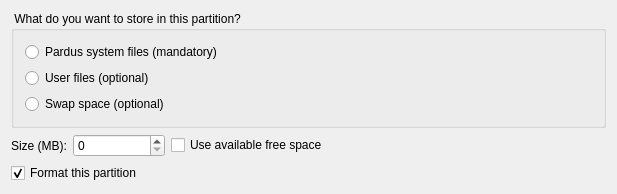
Old version of the form yali4/gui/Ui/parteditwidget.ui in the repository dadas45li/yali.
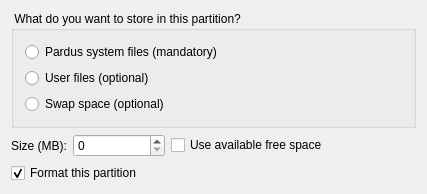
New version of the form.

What changed in the file:
```diff
--- a/yali4/gui/Ui/parteditwidget.ui
+++ b/yali4/gui/Ui/parteditwidget.ui
@@ -5,7 +5,7 @@
    <rect>
     <x>0</x>
     <y>0</y>
-    <width>617</width>
+    <width>427</width>
     <height>190</height>
    </rect>
   </property>
```
